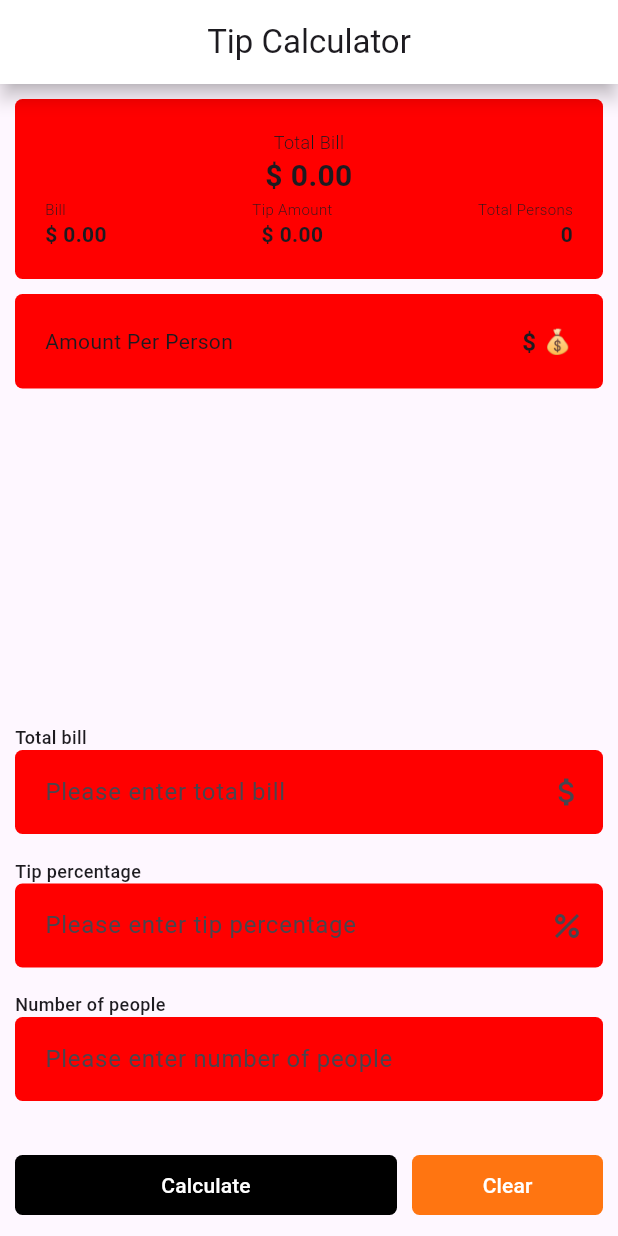
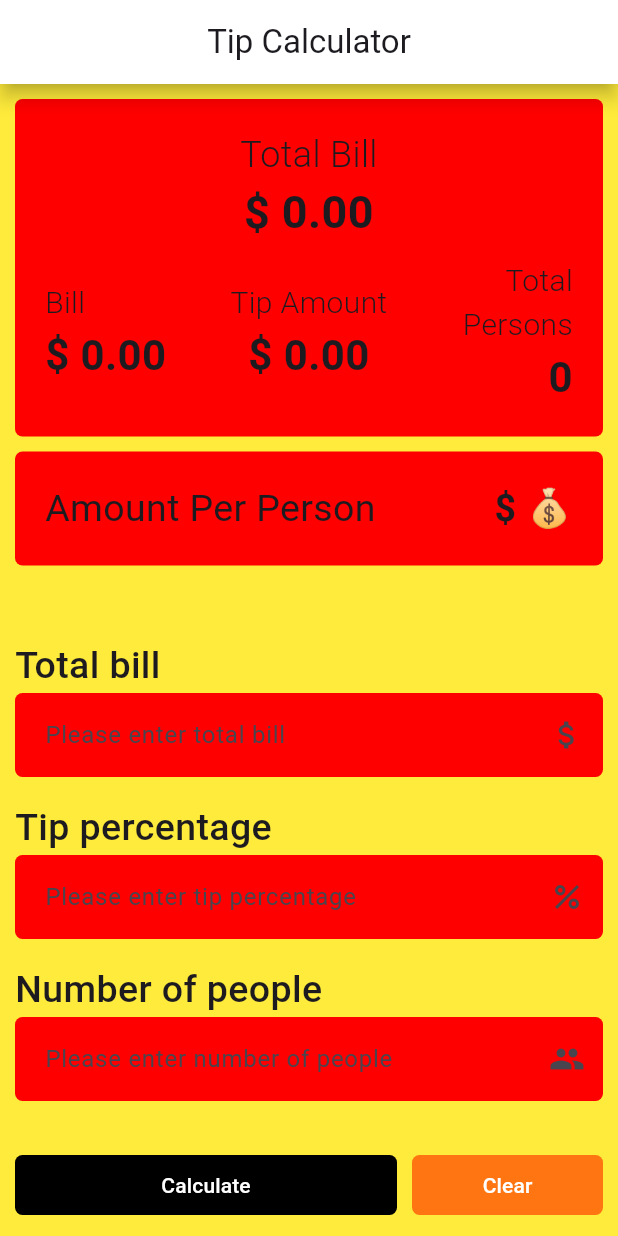
Before and after one commit to Moon422/flutter_assignment_1, a Flutter app: the screen it shows after launch, on a phone screen of 412 x 824 dp. Run offline on Flutter 3.47's test engine with Material 2 defaults, Android fonts, the phone set to English and light mode, and no system bars; our stand-ins replace google_fonts.

Commit message:
scrolling behaviour

```diff
--- a/lib/screens/tip_calculator.dart
+++ b/lib/screens/tip_calculator.dart
@@ -13,6 +13,7 @@ class _TipCalculatorState extends State<TipCalculator> {
   static const Color cardBackground = Color.fromARGB(255, 255, 0, 0);
   static const Color calculateBtnColor = Color.fromARGB(255, 0, 0, 0);
   static const Color clearBtnColor = Color.fromARGB(255, 255, 117, 17);
+  static const double pagePadding = 10;
 
   final formKey = GlobalKey<FormState>();
 
@@ -27,15 +28,24 @@ class _TipCalculatorState extends State<TipCalculator> {
 
   @override
   Widget build(BuildContext context) {
+    final statusBarHeight = MediaQuery.of(context).viewInsets.top;
+    final screenHeight = MediaQuery.of(context).size.height;
     return Scaffold(
+      backgroundColor: Colors.yellow,
       appBar: MyAppBar(
         titleText: "Tip Calculator",
       ),
       body: Padding(
         padding: const EdgeInsets.all(
-          10,
+          pagePadding,
         ),
         child: Center(
+          child: SingleChildScrollView(
+            child: SizedBox(
+              height: screenHeight -
+                  kToolbarHeight -
+                  statusBarHeight -
+                  (pagePadding * 2),
               child: Column(
                 children: [
                   Container(
@@ -52,7 +62,7 @@ class _TipCalculatorState extends State<TipCalculator> {
                           Text(
                             "Total Bill",
                             style: GoogleFonts.roboto(
-                          fontSize: 12,
+                              fontSize: 24,
                               fontWeight: FontWeight.w300,
                             ),
                             textAlign: TextAlign.center,
@@ -60,39 +70,49 @@ class _TipCalculatorState extends State<TipCalculator> {
                           Text(
                             "\$ ${totalPayable.toStringAsFixed(2)}",
                             style: GoogleFonts.roboto(
-                          fontSize: 20,
+                              fontSize: 30,
                               fontWeight: FontWeight.w700,
                             ),
                             textAlign: TextAlign.center,
                           ),
-                      Row(
-                        mainAxisAlignment: MainAxisAlignment.spaceBetween,
+                          const SizedBox(
+                            height: 10,
+                          ),
+                          Flex(
+                            direction: Axis.horizontal,
                             children: [
-                          Column(
+                              Flexible(
+                                flex: 1,
+                                fit: FlexFit.tight,
+                                child: Column(
                                   crossAxisAlignment: CrossAxisAlignment.start,
                                   children: [
                                     Text(
                                       "Bill",
                                       style: GoogleFonts.roboto(
-                                  fontSize: 10,
+                                        fontSize: 20,
                                         fontWeight: FontWeight.w300,
                                       ),
                                     ),
                                     Text(
                                       "\$ ${bill.toStringAsFixed(2)}",
                                       style: GoogleFonts.roboto(
-                                  fontSize: 14,
+                                        fontSize: 28,
                                         fontWeight: FontWeight.w600,
                                       ),
                                     ),
                                   ],
                                 ),
-                          Column(
+                              ),
+                              Flexible(
+                                flex: 1,
+                                fit: FlexFit.tight,
+                                child: Column(
                                   children: [
                                     Text(
                                       "Tip Amount",
                                       style: GoogleFonts.roboto(
-                                  fontSize: 10,
+                                        fontSize: 20,
                                         fontWeight: FontWeight.w300,
                                       ),
                                       textAlign: TextAlign.center,
@@ -100,20 +120,24 @@ class _TipCalculatorState extends State<TipCalculator> {
                                     Text(
                                       "\$ ${(bill * tipPercentage / 100).toStringAsFixed(2)}",
                                       style: GoogleFonts.roboto(
-                                  fontSize: 14,
+                                        fontSize: 28,
                                         fontWeight: FontWeight.w600,
                                       ),
                                       textAlign: TextAlign.center,
                                     ),
                                   ],
                                 ),
-                          Column(
+                              ),
+                              Flexible(
+                                flex: 1,
+                                fit: FlexFit.tight,
+                                child: Column(
                                   crossAxisAlignment: CrossAxisAlignment.end,
                                   children: [
                                     Text(
                                       "Total Persons",
                                       style: GoogleFonts.roboto(
-                                  fontSize: 10,
+                                        fontSize: 20,
                                         fontWeight: FontWeight.w300,
                                       ),
                                       textAlign: TextAlign.end,
@@ -121,12 +145,13 @@ class _TipCalculatorState extends State<TipCalculator> {
                                     Text(
                                       numberOfPeople.toString(),
                                       style: GoogleFonts.roboto(
-                                  fontSize: 14,
+                                        fontSize: 28,
                                         fontWeight: FontWeight.w600,
                                       ),
                                       textAlign: TextAlign.end,
                                     ),
                                   ],
+                                ),
                               ),
                             ],
                           )
@@ -144,13 +169,16 @@ class _TipCalculatorState extends State<TipCalculator> {
                       child: Row(
                         mainAxisAlignment: MainAxisAlignment.spaceBetween,
                         children: [
-                      const Text(
+                          Text(
                             "Amount Per Person",
+                            style: GoogleFonts.roboto(
+                              fontSize: 25,
+                            ),
                           ),
                           Text(
                             "\$ ${numberOfPeople > 0 ? (totalPayable / numberOfPeople).toStringAsFixed(2) : '💰️'}",
                             style: GoogleFonts.roboto(
-                          fontSize: 16,
+                              fontSize: 25,
                               fontWeight: FontWeight.w700,
                             ),
                             textAlign: TextAlign.center,
@@ -169,7 +197,7 @@ class _TipCalculatorState extends State<TipCalculator> {
                           "Total bill",
                           style: GoogleFonts.roboto(
                             fontWeight: FontWeight.w500,
-                        fontSize: 12,
+                            fontSize: 25,
                           ),
                         ),
                         TextFormField(
@@ -198,7 +226,7 @@ class _TipCalculatorState extends State<TipCalculator> {
                           "Tip percentage",
                           style: GoogleFonts.roboto(
                             fontWeight: FontWeight.w500,
-                        fontSize: 12,
+                            fontSize: 25,
                           ),
                         ),
                         TextFormField(
@@ -228,14 +256,15 @@ class _TipCalculatorState extends State<TipCalculator> {
                           "Number of people",
                           style: GoogleFonts.roboto(
                             fontWeight: FontWeight.w500,
-                        fontSize: 12,
+                            fontSize: 25,
                           ),
                         ),
                         TextFormField(
                           keyboardType: TextInputType.number,
                           onChanged: (value) {
                             setState(() {
-                          numberOfPeople = value.isEmpty ? 0 : int.parse(value);
+                              numberOfPeople =
+                                  value.isEmpty ? 0 : int.parse(value);
                             });
                           },
                           decoration: InputDecoration(
@@ -247,6 +276,7 @@ class _TipCalculatorState extends State<TipCalculator> {
                             filled: true,
                             fillColor: cardBackground,
                             hintText: "Please enter number of people",
+                            suffixIcon: const Icon(Icons.people),
                           ),
                         ),
                         const SizedBox(
@@ -263,8 +293,8 @@ class _TipCalculatorState extends State<TipCalculator> {
                         fit: FlexFit.tight,
                         child: TextButton(
                           style: ButtonStyle(
-                        backgroundColor:
-                            const MaterialStatePropertyAll(calculateBtnColor),
+                            backgroundColor: const MaterialStatePropertyAll(
+                                calculateBtnColor),
                             shape: MaterialStatePropertyAll(
                               RoundedRectangleBorder(
                                 borderRadius: BorderRadius.circular(5),
@@ -323,6 +353,8 @@ class _TipCalculatorState extends State<TipCalculator> {
               ),
             ),
           ),
+        ),
+      ),
     );
   }
 }
```
Lines whose indentation alone changed are shown as unchanged.
